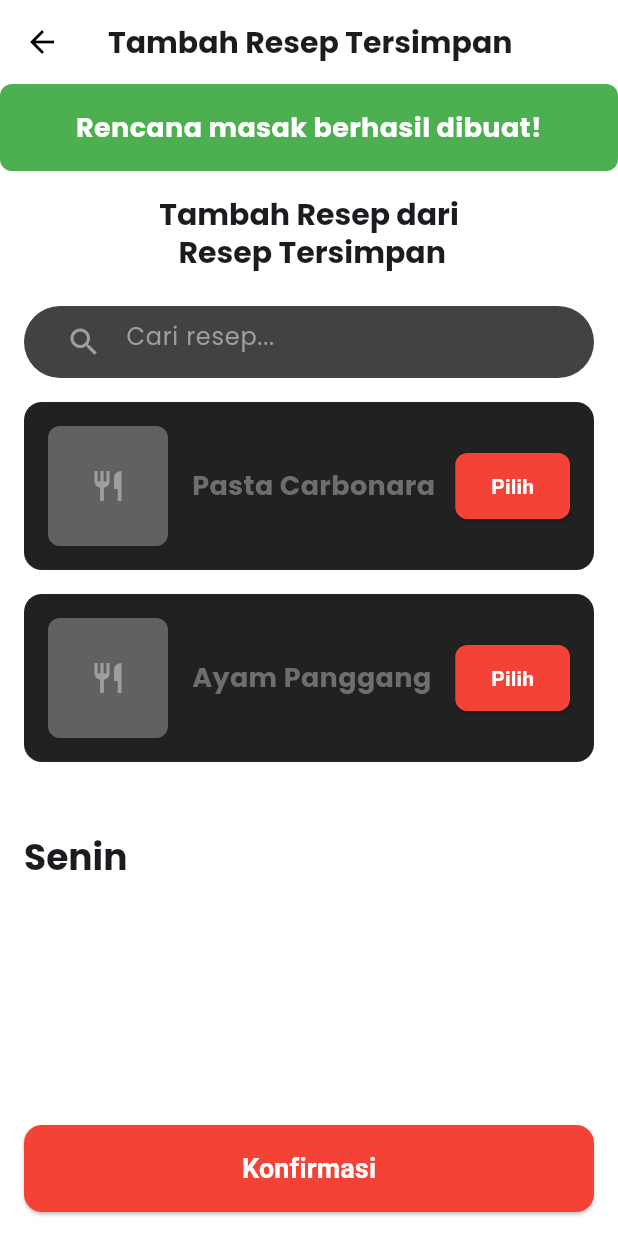
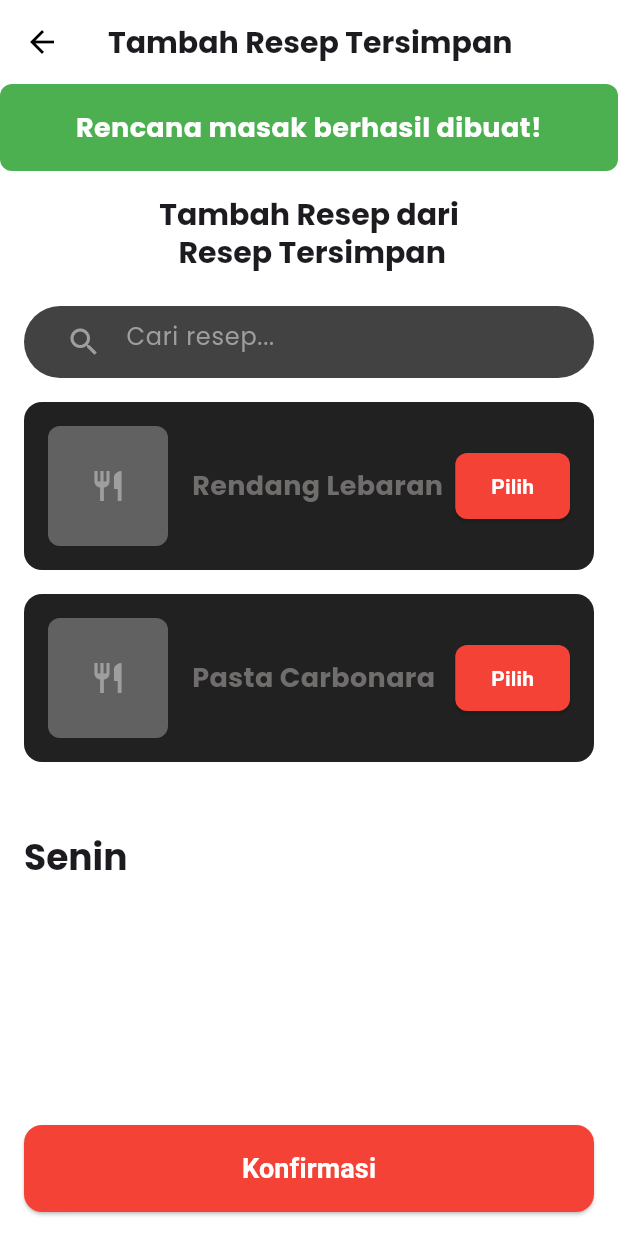
Before and after one commit to raffiadzril/resepin, a Flutter app: the AddResepTersimpanScreen screen opened directly, on a phone screen of 412 x 824 dp. Run offline on Flutter 3.47's test engine with Material 3 defaults, Android fonts, the phone set to English and light mode, and no system bars; network calls fail.

Commit message:
rencana update image

```diff
--- a/lib/screens/rencana/add_resep_anda.dart
+++ b/lib/screens/rencana/add_resep_anda.dart
@@ -10,12 +10,12 @@ class AddResepAndaScreen extends StatefulWidget {
 class _AddResepAndaScreenState extends State<AddResepAndaScreen> {
   final List<Recipe> availableRecipes = [
     Recipe(
-      name: 'Pasta Carbonara',
-      imageUrl: 'https://example.com/pasta.jpg',
+      name: 'Rendang Lebaran',
+      imageUrl: '../../../assets/images/home/rendang_hd.jpg',
     ),
     Recipe(
-      name: 'Ayam Panggang',
-      imageUrl: 'https://example.com/ayam.jpg',
+      name: 'Pasta Carbonara',
+      imageUrl: '../../../assets/images/home/pasta_carbonara.png',
     ),
   ];
 
--- a/lib/screens/rencana/add_resep_baru.dart
+++ b/lib/screens/rencana/add_resep_baru.dart
@@ -10,12 +10,12 @@ class AddResepBaruScreen extends StatefulWidget {
 class _AddResepBaruScreenState extends State<AddResepBaruScreen> {
   final List<Recipe> availableRecipes = [
     Recipe(
-      name: 'Pasta Carbonara',
-      imageUrl: 'https://example.com/pasta.jpg',
+      name: 'Rendang Lebaran',
+      imageUrl: '../../../assets/images/home/rendang_hd.jpg',
     ),
     Recipe(
-      name: 'Ayam Panggang',
-      imageUrl: 'https://example.com/ayam.jpg',
+      name: 'Pasta Carbonara',
+      imageUrl: '../../../assets/images/home/pasta_carbonara.png',
     ),
   ];
 
--- a/lib/screens/rencana/add_resep_tersimpan.dart
+++ b/lib/screens/rencana/add_resep_tersimpan.dart
@@ -10,12 +10,12 @@ class AddResepTersimpanScreen extends StatefulWidget {
 class _AddResepTersimpanScreenState extends State<AddResepTersimpanScreen> {
   final List<Recipe> availableRecipes = [
     Recipe(
-      name: 'Pasta Carbonara',
-      imageUrl: 'assets/images/home/pasta_carbonara.jpg',
+      name: 'Rendang Lebaran',
+      imageUrl: '../../../assets/images/home/rendang_hd.jpg',
     ),
     Recipe(
-      name: 'Ayam Panggang',
-      imageUrl: 'assets/images/home/ayamPanggang.jpg',
+      name: 'Pasta Carbonara',
+      imageUrl: '../../../assets/images/home/pasta_carbonara.png',
     ),
   ];
 
```
Also changed, not shown: lib/screens/rencana/rencana_menu_after.dart (+3 -13 lines), assets/images/home/rendang_hd.jpg (added).
